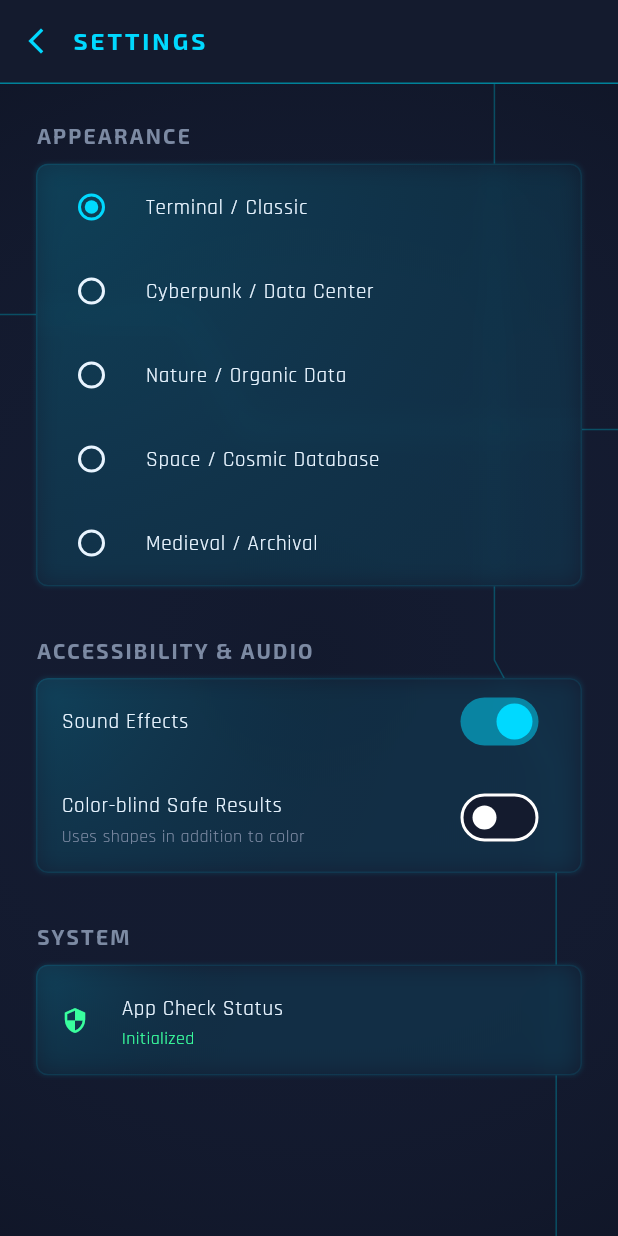
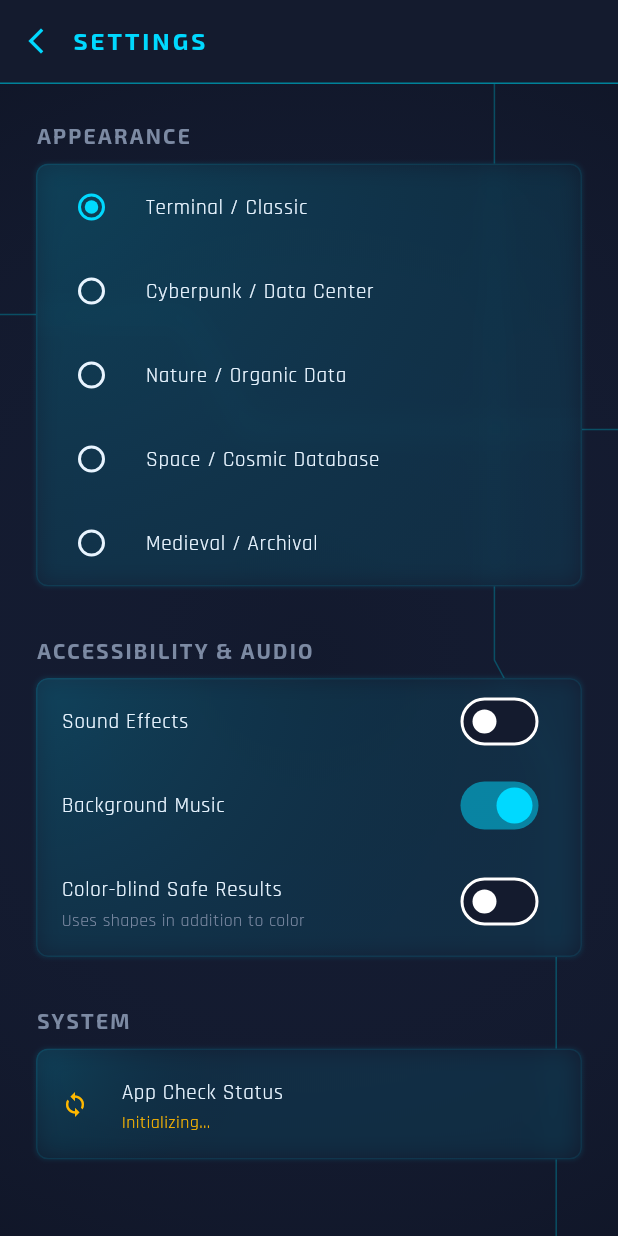
Before and after one commit to karanks6/Query, a Flutter app: the SettingsScreen screen opened by its route, after a tap on "Sound Effects", on a phone screen of 412 x 824 dp. Run offline on Flutter 3.47's test engine with Material 3 defaults, Android fonts, the phone set to English and light mode, and no system bars; our stand-ins replace cloud_firestore, drift, equatable, firebase_auth, firebase_core, firebase_storage and 6 more; missing offline and left inert: firebase_app_check, sqlite3; accounts and stored records are empty; generated files the repository leaves out were written again.

Commit message:
Implement persistent Settings with SharedPreferences

```diff
--- /dev/null
+++ b/lib/core/settings/settings_service.dart
@@ -0,0 +1,66 @@
+import 'package:flutter_riverpod/flutter_riverpod.dart';
+import 'package:shared_preferences/shared_preferences.dart';
+
+class SettingsState {
+  final bool soundEffectsEnabled;
+  final bool musicEnabled;
+  final bool colorblindModeEnabled;
+
+  const SettingsState({
+    this.soundEffectsEnabled = true,
+    this.musicEnabled = true,
+    this.colorblindModeEnabled = false,
+  });
+
+  SettingsState copyWith({
+    bool? soundEffectsEnabled,
+    bool? musicEnabled,
+    bool? colorblindModeEnabled,
+  }) {
+    return SettingsState(
+      soundEffectsEnabled: soundEffectsEnabled ?? this.soundEffectsEnabled,
+      musicEnabled: musicEnabled ?? this.musicEnabled,
+      colorblindModeEnabled: colorblindModeEnabled ?? this.colorblindModeEnabled,
+    );
+  }
+}
+
+class SettingsNotifier extends StateNotifier<SettingsState> {
+  final SharedPreferences _prefs;
+
+  SettingsNotifier(this._prefs) : super(const SettingsState()) {
+    _loadFromPrefs();
+  }
+
+  void _loadFromPrefs() {
+    state = SettingsState(
+      soundEffectsEnabled: _prefs.getBool('sound_effects_enabled') ?? true,
+      musicEnabled: _prefs.getBool('music_enabled') ?? true,
+      colorblindModeEnabled: _prefs.getBool('colorblind_mode_enabled') ?? false,
+    );
+  }
+
+  Future<void> toggleSoundEffects(bool value) async {
+    await _prefs.setBool('sound_effects_enabled', value);
+    state = state.copyWith(soundEffectsEnabled: value);
+  }
+
+  Future<void> toggleMusic(bool value) async {
+    await _prefs.setBool('music_enabled', value);
+    state = state.copyWith(musicEnabled: value);
+  }
+
+  Future<void> toggleColorblindMode(bool value) async {
+    await _prefs.setBool('colorblind_mode_enabled', value);
+    state = state.copyWith(colorblindModeEnabled: value);
+  }
+}
+
+final sharedPreferencesProvider = Provider<SharedPreferences>((ref) {
+  throw UnimplementedError('sharedPreferencesProvider not initialized');
+});
+
+final settingsProvider = StateNotifierProvider<SettingsNotifier, SettingsState>((ref) {
+  final prefs = ref.watch(sharedPreferencesProvider);
+  return SettingsNotifier(prefs);
+});
--- a/lib/features/settings/settings_screen.dart
+++ b/lib/features/settings/settings_screen.dart
@@ -1,10 +1,12 @@
 import 'package:flutter/material.dart';
 import 'package:flutter_riverpod/flutter_riverpod.dart';
+import 'package:firebase_app_check/firebase_app_check.dart';
 import '../../theming/app_theme.dart';
 import '../../theming/tokens/sci_fi_tokens.dart';
 import '../../theming/components/holo_panel.dart';
 import '../../shared/widgets/terminal_widgets.dart';
 import '../gameplay/widgets/parallax_background.dart';
+import '../../core/settings/settings_service.dart';
 
 class SettingsScreen extends ConsumerWidget {
   const SettingsScreen({super.key});
@@ -13,6 +15,9 @@ class SettingsScreen extends ConsumerWidget {
   Widget build(BuildContext context, WidgetRef ref) {
     final theme = ref.watch(themeNotifierProvider);
     final themeNotifier = ref.read(themeNotifierProvider.notifier);
+
+    final settings = ref.watch(settingsProvider);
+    final settingsNotifier = ref.read(settingsProvider.notifier);
 
     return Scaffold(
       backgroundColor: SciFiTokens.background,
@@ -57,19 +62,27 @@ class SettingsScreen extends ConsumerWidget {
                 children: [
                   SwitchListTile(
                     title: Text('Sound Effects', style: SciFiTokens.bodyMedium),
-                    value: true,
+                    value: settings.soundEffectsEnabled,
                     activeColor: SciFiTokens.accent,
                     onChanged: (bool value) {
-                      // TODO: Implement audio toggle state
+                      settingsNotifier.toggleSoundEffects(value);
+                    },
+                  ),
+                  SwitchListTile(
+                    title: Text('Background Music', style: SciFiTokens.bodyMedium),
+                    value: settings.musicEnabled,
+                    activeColor: SciFiTokens.accent,
+                    onChanged: (bool value) {
+                      settingsNotifier.toggleMusic(value);
                     },
                   ),
                   SwitchListTile(
                     title: Text('Color-blind Safe Results', style: SciFiTokens.bodyMedium),
                     subtitle: Text('Uses shapes in addition to color', style: SciFiTokens.bodySmall.copyWith(color: SciFiTokens.secondaryText)),
-                    value: false,
+                    value: settings.colorblindModeEnabled,
                     activeColor: SciFiTokens.accent,
                     onChanged: (bool value) {
-                      // TODO: Implement colorblind state
+                      settingsNotifier.toggleColorblindMode(value);
                     },
                   ),
                 ],
@@ -83,10 +96,25 @@ class SettingsScreen extends ConsumerWidget {
             const SizedBox(height: SciFiTokens.spaceSm),
             HoloPanel(
               emissionIntensity: 0.1,
-              child: ListTile(
-                title: Text('App Check Status', style: SciFiTokens.bodyMedium),
-                subtitle: Text('Initialized', style: SciFiTokens.bodySmall.copyWith(color: SciFiTokens.success)),
-                leading: const Icon(Icons.security, color: SciFiTokens.success),
+              child: FutureBuilder<String?>(
+                future: FirebaseAppCheck.instance.getToken().then((value) => value),
+                builder: (context, snapshot) {
+                  final isReady = snapshot.hasData;
+                  final hasError = snapshot.hasError;
+                  return ListTile(
+                    title: Text('App Check Status', style: SciFiTokens.bodyMedium),
+                    subtitle: Text(
+                      hasError ? 'Error initializing' : (isReady ? 'Active & Protected' : 'Initializing...'),
+                      style: SciFiTokens.bodySmall.copyWith(
+                        color: hasError ? SciFiTokens.error : (isReady ? SciFiTokens.success : SciFiTokens.warning)
+                      ),
+                    ),
+                    leading: Icon(
+                      hasError ? Icons.error_outline : (isReady ? Icons.security : Icons.sync),
+                      color: hasError ? SciFiTokens.error : (isReady ? SciFiTokens.success : SciFiTokens.warning),
+                    ),
+                  );
+                }
               ),
             ),
           ],
```
Also changed, not shown: lib/main.dart (+12 -2 lines).
